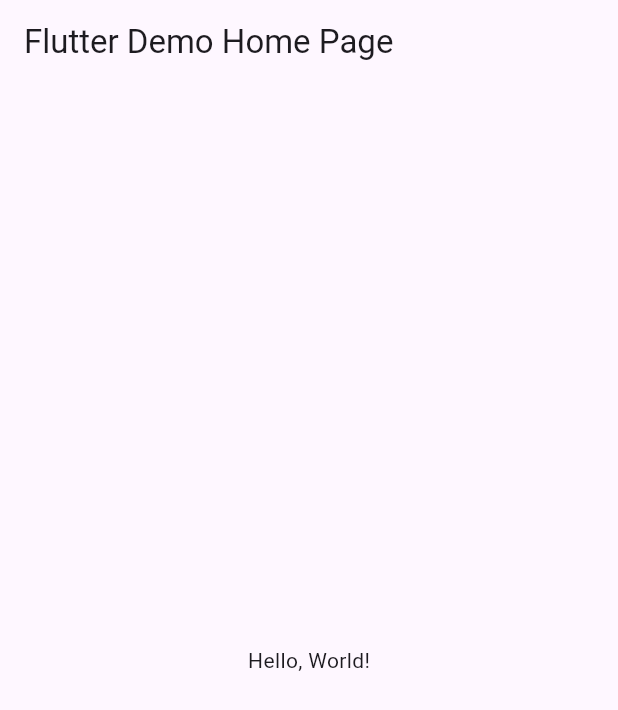
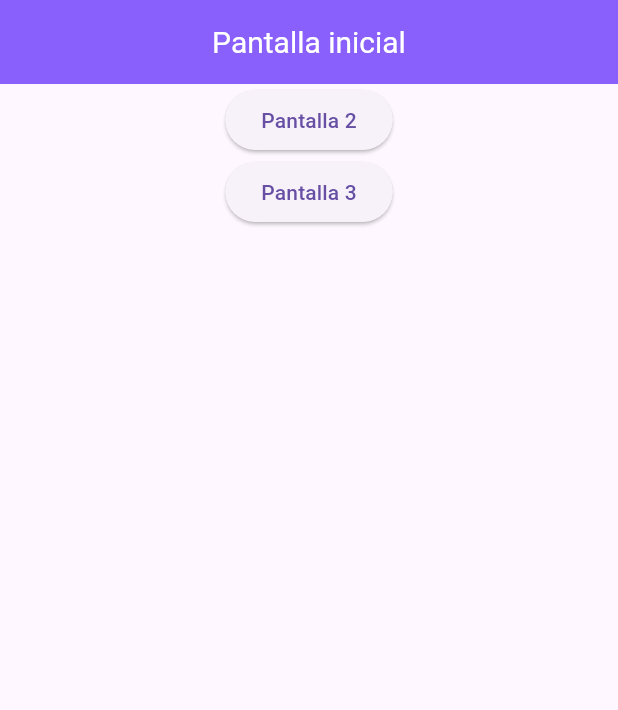
Before and after one commit to Miriam-Vargas-1110/pantallas6i, a Flutter app: the screen it shows after launch, on a phone screen of 412 x 824 dp. Shown: the top 710 px of the screen. Run offline on Flutter 3.47's test engine with Material 3 defaults, Android fonts, the phone set to English and light mode, and no system bars.

Commit message:
otra vez

```diff
--- a/lib/main.dart
+++ b/lib/main.dart
@@ -1,43 +1,26 @@
 import 'package:flutter/material.dart';
+import 'package:vargasrutas/pagina_inicial.dart';
+import 'package:vargasrutas/pagina_dos.dart';
+import 'package:vargasrutas/pagina_tres.dart';
 
-void main() => runApp(MyApp());
+void main() => runApp(MiRutas());
 
-class MyApp extends StatelessWidget {
-  const MyApp({super.key});
-  // This widget is the root of your application.
+class MiRutas extends StatelessWidget {
+  const MiRutas({Key? key}) : super(key: key);
+
   @override
   Widget build(BuildContext context) {
     return MaterialApp(
-      // Application name
-      title: 'Flutter Hello World',
-      // Application theme data, you can set the colors for the application as
-      // you want
-      theme: ThemeData(
-        // useMaterial3: false,
-        primarySwatch: Colors.blue,
-      ),
-      // A widget which will be started on application startup
-      home: MyHomePage(title: 'Flutter Demo Home Page'),
+      debugShowCheckedModeBanner: false,
+      title: 'Rutas entre paginas',
+      initialRoute: '/',
+      routes: {
+        // When navigating to the "/" route, build the FirstScreen widget.
+        '/': (context) => const Pantalla1(),
+        // When navigating to the "/second" route, build the SecondScreen widget.
+        '/pantalla2': (context) => const Pantalla2(),
+        '/pantalla3': (context) => const Pantalla3(),
+      },
     );
   }
 }
-
-class MyHomePage extends StatelessWidget {
-  final String title;
-  const MyHomePage({super.key, required this.title});
-
-  @override
-  Widget build(BuildContext context) {
-    return Scaffold(
-      appBar: AppBar(
-        // The title text which will be shown on the action bar
-        title: Text(title),
-      ),
-      body: Center(
-        child: Text(
-          'Hello, World!',
-        ),
-      ),
-    );
-  }
-}
--- /dev/null
+++ b/lib/pagina_inicial.dart
@@ -0,0 +1,44 @@
+import 'package:flutter/material.dart';
+
+class Pantalla1 extends StatelessWidget {
+  const Pantalla1({Key? key}) : super(key: key);
+
+  @override
+  Widget build(BuildContext context) {
+    return Scaffold(
+      appBar: AppBar(
+        backgroundColor: Color(0xff8a60fd), // Fondo morado
+        title: const Center(
+          // Centra el texto
+          child: Text(
+            'Pantalla inicial',
+            style: TextStyle(
+              color: Colors.white, // Letra blanca
+              fontSize: 20.0, // Tamaño de la letra 20
+            ),
+          ),
+        ),
+      ),
+      body: Column(
+        children: [
+          Center(
+            child: ElevatedButton(
+              onPressed: () {
+                Navigator.pushNamed(context, '/pantalla2');
+              },
+              child: const Text('Pantalla 2'),
+            ),
+          ),
+          Center(
+            child: ElevatedButton(
+              onPressed: () {
+                Navigator.pushNamed(context, '/pantalla3');
+              },
+              child: const Text('Pantalla 3'),
+            ),
+          ),
+        ],
+      ),
+    );
+  }
+}
```
Also changed, not shown: lib/pagina_dos.dart (added, +32 -0 lines), lib/pagina_tres.dart (added, +32 -0 lines).
